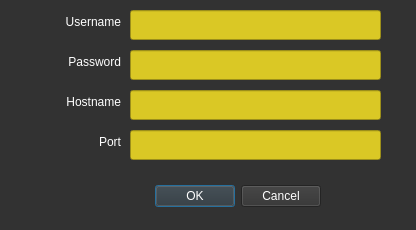
First picture: the form in GUI/NetworkDialogUI.ui, repository The-SMTSci/DomeControl, before the edit.
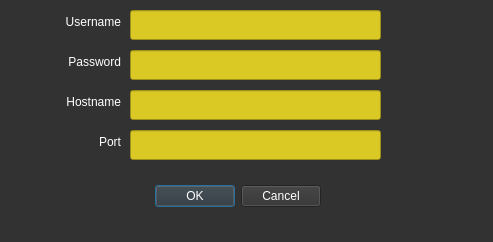
Second picture: the form after the edit.

What changed in the file:
```diff
--- a/GUI/NetworkDialogUI.ui
+++ b/GUI/NetworkDialogUI.ui
@@ -9,8 +9,8 @@
    <rect>
     <x>0</x>
     <y>0</y>
-    <width>416</width>
-    <height>230</height>
+    <width>493</width>
+    <height>242</height>
    </rect>
   </property>
   <property name="windowTitle">
```
Left out of the diff: 18 changed lines with no effect on the pictures.
